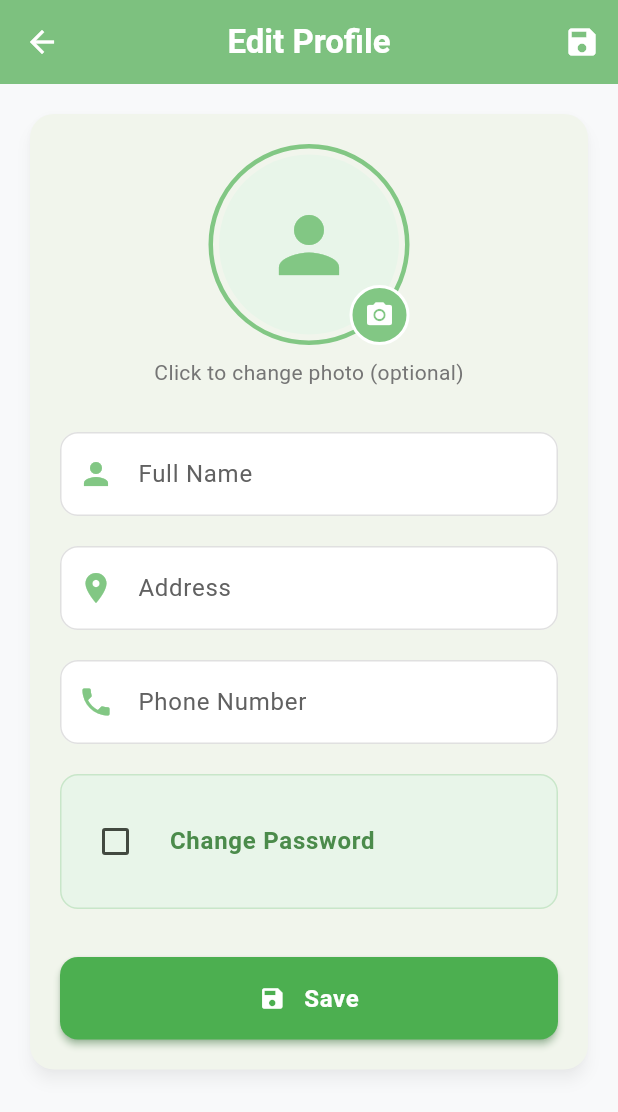
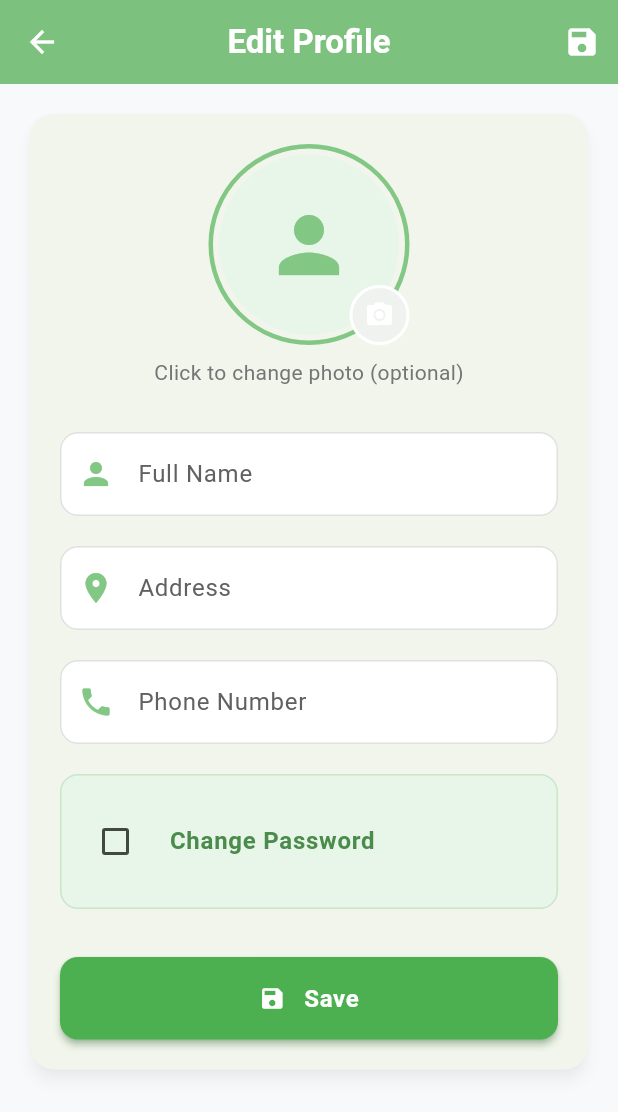
Before and after one commit to AmineOuerghi07/DreamCraftPim, a Flutter app: the EditProfileScreen screen opened directly, on a phone screen of 412 x 824 dp. Shown: the top 1112 px of the screen. Run offline on Flutter 3.47's test engine with Material 3 defaults, Android fonts, the phone set to English and light mode, and no system bars; our stand-ins replace camera, dio, firebase_core, fl_chart, flutter_map, flutter_markdown and 13 more; missing offline and left inert: country_pickers, record; accounts and stored records are empty; generated files the repository leaves out were written again; network calls fail; project files that could hold a hidden picture were left out.

Commit message:
edit screen fixed

```diff
--- a/lib/view/screens/editprofile_screen.dart
+++ b/lib/view/screens/editprofile_screen.dart
@@ -416,7 +416,7 @@ void initState() {
                             Container(
                               padding: const EdgeInsets.all(8),
                               decoration: BoxDecoration(
-                                color: const Color(0xFF82C784),
+                                color: const Color.fromARGB(255, 239, 242, 239),
                                 shape: BoxShape.circle,
                                 border: Border.all(color: Colors.white, width: 2),
                               ),
```
